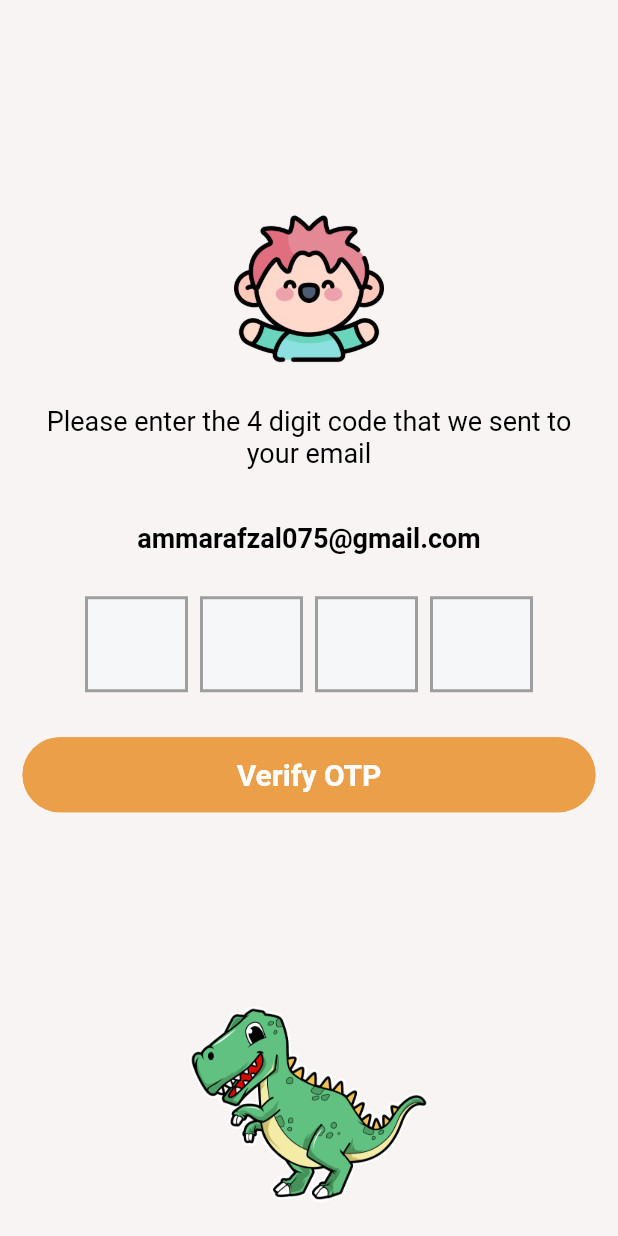
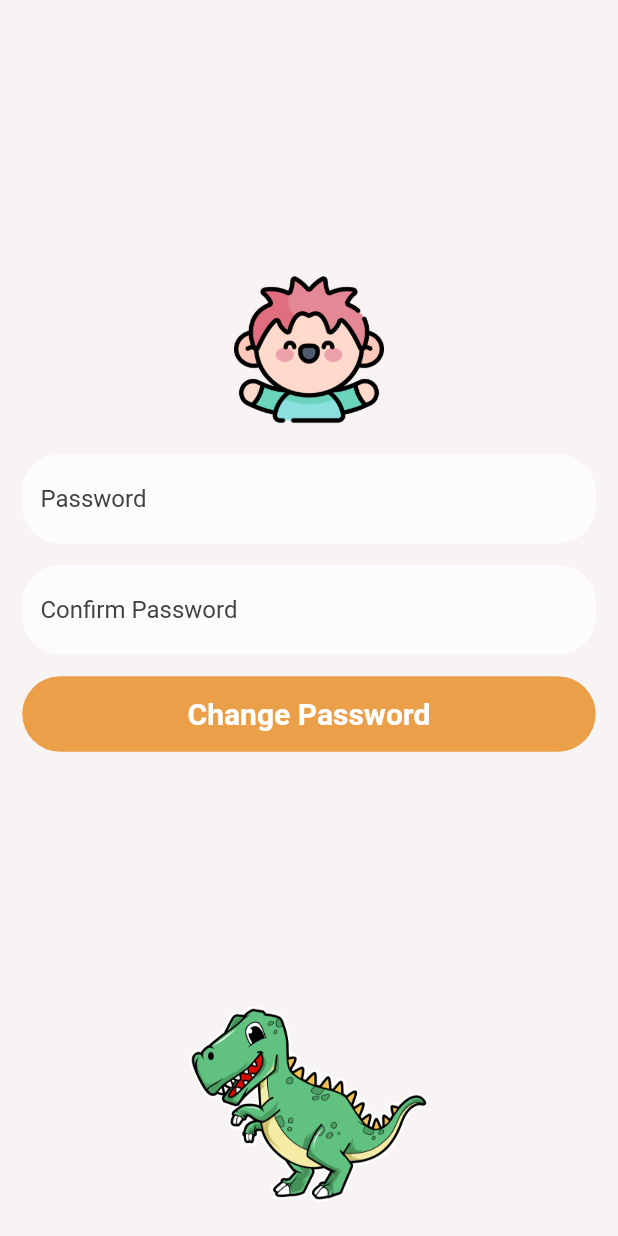
Before and after one commit to shammarafzal/vanzee-children-learning, a Flutter app: the screen it shows after launch, on a phone screen of 412 x 824 dp. Run offline on Flutter 3.47's test engine with Material 2 defaults, Android fonts, the light colour scheme and no system bars; drawn by our look-alikes of pin_code_text_field; our stand-ins replace flutter_easyloading, fluttertoast, get.

Commit message:
Auth Change Password

```diff
--- a/lib/Routes/route.dart
+++ b/lib/Routes/route.dart
@@ -1,4 +1,5 @@
 import 'package:get/get.dart';
+import 'package:vanzee/Screens/Auth/change_password.dart';
 import 'package:vanzee/Screens/Auth/forgot_password.dart';
 import 'package:vanzee/Screens/Auth/otp_verify.dart';
 import 'package:vanzee/Screens/Auth/sign_in.dart';
@@ -22,5 +23,9 @@ class Routes{
       name: '/verifyOtp',
       page: () => const OtpVerify(),
     ),
+    GetPage(
+      name: '/changePassword',
+      page: () => const ChangePassword(),
+    ),
   ];
 }
--- /dev/null
+++ b/lib/Screens/Auth/change_password.dart
@@ -0,0 +1,106 @@
+import 'dart:async';
+import 'package:flutter/material.dart';
+import 'package:flutter_easyloading/flutter_easyloading.dart';
+import 'package:vanzee/Screens/Components/customButton.dart';
+import 'package:vanzee/Screens/Components/customTextField.dart';
+import 'package:vanzee/Settings/SizeConfig.dart';
+
+class ChangePassword extends StatefulWidget {
+  const ChangePassword({Key? key}) : super(key: key);
+
+  @override
+  _ChangePasswordState createState() => _ChangePasswordState();
+}
+
+class _ChangePasswordState extends State<ChangePassword> {
+  Timer? _timer;
+  final _password = TextEditingController();
+  final _passwordConfirm = TextEditingController();
+
+  @override
+  Widget build(BuildContext context) {
+    SizeConfig().init(context);
+    return Scaffold(
+      resizeToAvoidBottomInset: false,
+      body: Container(
+        color: const Color.fromRGBO(241,229,225, 0.3),
+        child: Column(
+          mainAxisAlignment: MainAxisAlignment.center,
+          children: [
+            Padding(
+              padding: const EdgeInsets.all(15.0),
+              child: SizedBox(
+                height: SizeConfig.screenHeight * 0.75,
+                child: Column(
+                  mainAxisAlignment: MainAxisAlignment.center,
+                  children: [
+                    Image.asset(
+                      'Assets/child.png',
+                      width: 100,
+                      height: 100,
+                    ),
+                    const Padding(padding: EdgeInsets.only(bottom: 10)),
+
+                    CustomTextField(
+                      controller: _password,
+                      isPassword: true,
+                      hintText: 'Password',
+                    ),
+                    CustomTextField(
+                      controller: _passwordConfirm,
+                      isPassword: true,
+                      hintText: 'Confirm Password',
+                    ),
+
+                    Padding(
+                      padding: const EdgeInsets.fromLTRB(0, 10, 0, 10),
+                      child: CustomButton(
+                        title: 'Change Password',
+                        onPress: () async {
+                          try {
+                            // await EasyLoading.show(
+                            //   status: 'loading...',
+                            //   maskType: EasyLoadingMaskType.black,
+                            // );
+                            // var response = await API().register(
+                            //     _name.text,
+                            //     _email.text,
+                            //     _password.text,
+                            //     _passwordConfirm.text);
+                            //
+                            // if (response['status'] == false) {
+                            //   _timer?.cancel();
+                            //   await EasyLoading.showError(
+                            //       response['message']);
+                            // } else {
+                            //   _timer?.cancel();
+                            //   await EasyLoading.showSuccess(
+                            //       response['message']);
+                            //   Navigator.of(context).pushReplacementNamed(
+                            //       '/verify_code',
+                            //       arguments: {'token': _email.text});
+                            // }
+                          }
+                          catch(e){
+                            _timer?.cancel();
+                            await EasyLoading.showError(
+                                'Something Went Wrong');
+                          }
+                        },
+                      ),
+                    ),
+                  ],
+                ),
+              ),
+            ),
+            Image.asset(
+              'Assets/dino1.png',
+              width: SizeConfig.screenWidth * 1,
+              height: 130,
+            ),
+          ],
+        ),
+      ),
+    );
+  }
+}
--- a/lib/main.dart
+++ b/lib/main.dart
@@ -10,7 +10,7 @@ Future<void> main() async {
     GetMaterialApp(
         builder: EasyLoading.init(),
         debugShowCheckedModeBanner: false,
-        initialRoute: '/verifyOtp',
+        initialRoute: '/changePassword',
         getPages: Routes.routes),
   );
   configLoading();
```
